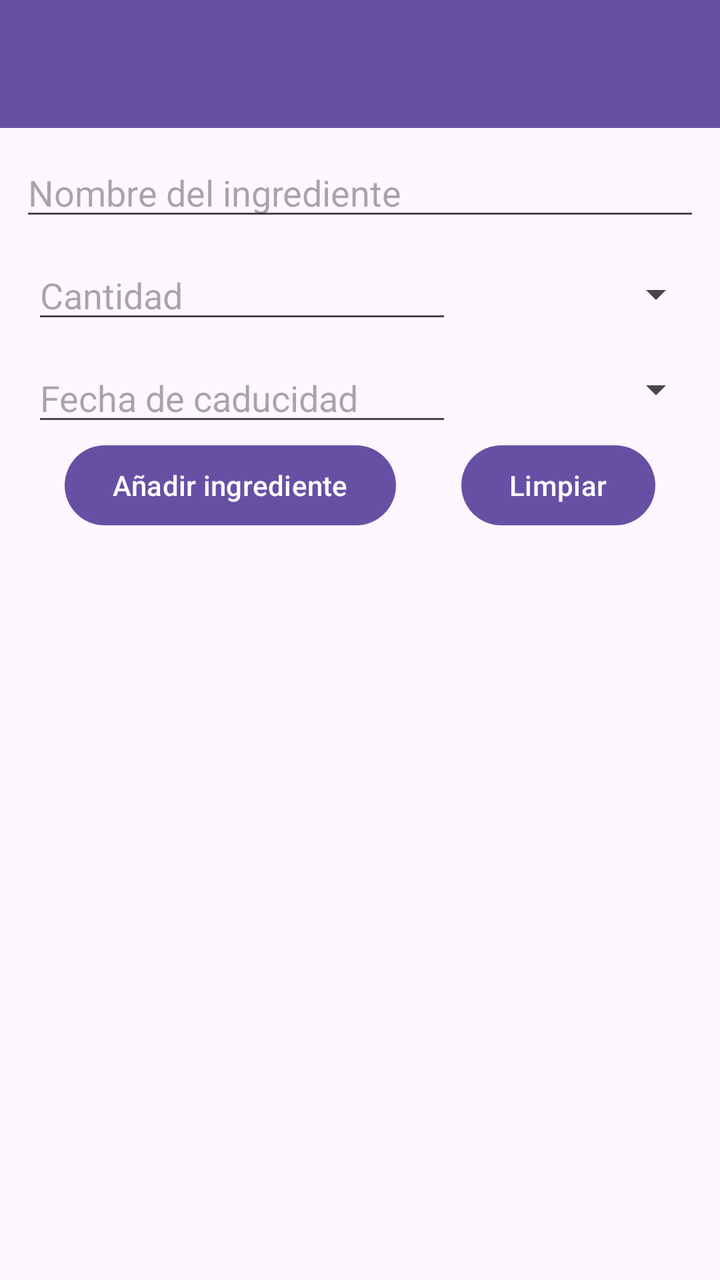
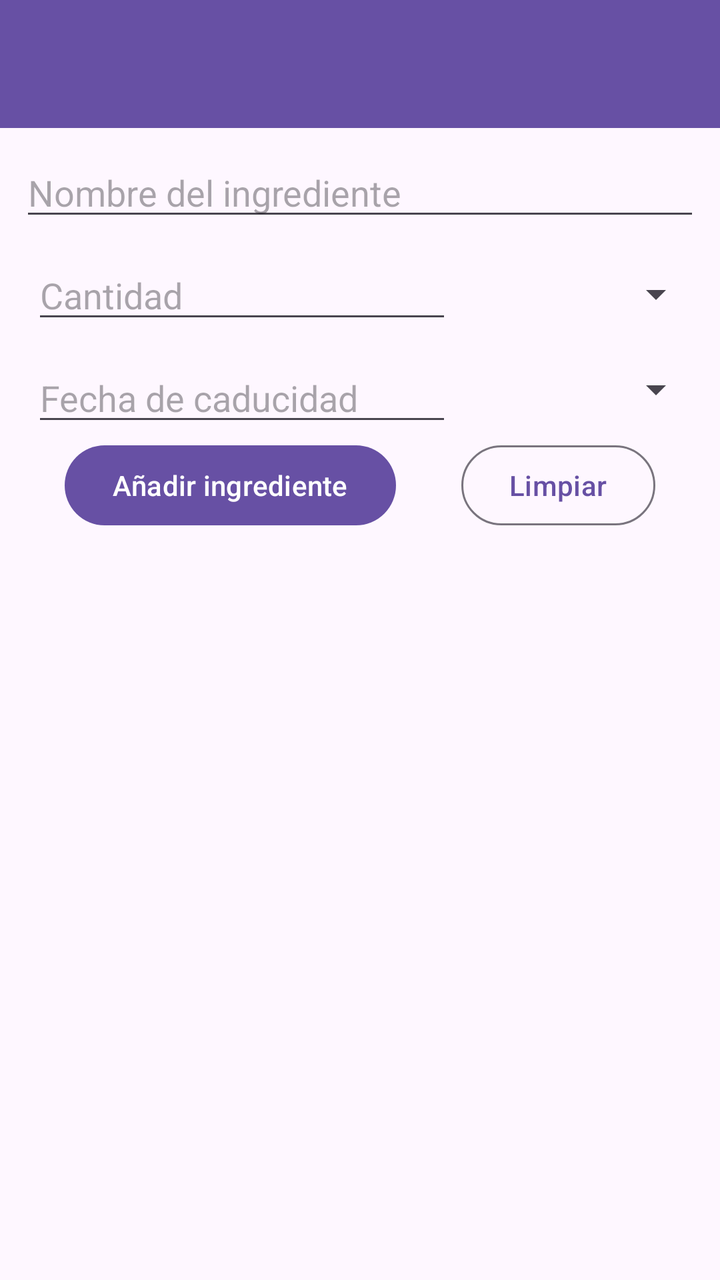

Before-and-after screenshots of an Android layout around one commit, followed by the original layout XML and the change that was made.
<!-- AndroidManifest.xml: application theme Theme.OPTpractica -->
<!-- res/layout/activity_clients.xml -->
<?xml version="1.0" encoding="utf-8"?>
<androidx.constraintlayout.widget.ConstraintLayout xmlns:android="http://schemas.android.com/apk/res/android"
    xmlns:app="http://schemas.android.com/apk/res-auto"
    xmlns:tools="http://schemas.android.com/tools"
    android:id="@+id/main"
    android:layout_width="match_parent"
    android:layout_height="match_parent"
    android:fitsSystemWindows="true"
    tools:context=".ClientsActivity">

    <androidx.appcompat.widget.Toolbar
        android:id="@+id/toolbar"
        android:layout_width="0dp"
        android:textStyle="bold|italic"
        app:layout_constraintStart_toStartOf="parent"
        app:layout_constraintEnd_toEndOf="parent"
        android:layout_height="wrap_content"
        android:background="?attr/colorPrimary"
        android:minHeight="?attr/actionBarSize"
        android:theme="?attr/actionBarTheme"
        app:titleTextAppearance="@style/ToolbarTitle"
        app:layout_constraintTop_toTopOf="parent"
        tools:layout_editor_absoluteX="1dp" />

    <ScrollView
        android:layout_width="0dp"
        android:layout_height="0dp"
        android:fillViewport="true"
        app:layout_constraintTop_toBottomOf="@id/toolbar"
        app:layout_constraintBottom_toBottomOf="parent"
        app:layout_constraintStart_toStartOf="parent"
        app:layout_constraintEnd_toEndOf="parent">

        <androidx.constraintlayout.widget.ConstraintLayout
            android:layout_width="match_parent"
            android:layout_height="wrap_content">

            <Spinner
                android:id="@+id/spinnerCategoria"
                android:layout_width="0dp"
                android:layout_height="wrap_content"
                android:layout_marginStart="12dp"
                android:layout_marginTop="12dp"
                android:layout_marginEnd="8dp"
                app:layout_constraintBottom_toBottomOf="@+id/fechaCaducidad"
                app:layout_constraintEnd_toEndOf="parent"
                app:layout_constraintHorizontal_bias="0.5"
                app:layout_constraintStart_toEndOf="@+id/fechaCaducidad"
                app:layout_constraintTop_toBottomOf="@+id/spinnerUnidades" />

            <Button
                android:id="@+id/addIngredients"
                android:layout_width="wrap_content"
                android:layout_height="wrap_content"
                android:text="@string/btn_sumar_ingrediente"
                app:layout_constraintEnd_toStartOf="@+id/limpiarForm"
                app:layout_constraintStart_toStartOf="parent"
                app:layout_constraintTop_toTopOf="@+id/limpiarForm" />

            <EditText
                android:id="@+id/nombreIngrediente"
                android:layout_width="0dp"
                android:layout_height="wrap_content"
                android:layout_marginStart="10dp"
                android:layout_marginTop="10dp"
                android:layout_marginEnd="10dp"
                android:ems="10"
                android:inputType="text"
                android:hint="@string/campo_ingrediente"
                app:layout_constraintEnd_toEndOf="parent"
                app:layout_constraintHorizontal_bias="0.5"
                app:layout_constraintStart_toStartOf="parent"
                app:layout_constraintTop_toTopOf="parent" />

            <EditText
                android:id="@+id/ingredientesCantidad"
                android:layout_width="wrap_content"
                android:layout_height="wrap_content"
                android:layout_marginStart="16dp"
                android:layout_marginTop="10dp"
                android:ems="10"
                android:hint="@string/campo_cantidad"
                android:inputType="number"
                app:layout_constraintEnd_toStartOf="@+id/spinnerUnidades"
                app:layout_constraintHorizontal_bias="0.5"
                app:layout_constraintHorizontal_chainStyle="packed"
                app:layout_constraintStart_toStartOf="parent"
                app:layout_constraintTop_toBottomOf="@+id/nombreIngrediente" />

            <androidx.recyclerview.widget.RecyclerView
                android:id="@+id/recyclerView6"
                android:layout_width="match_parent"
                android:layout_height="wrap_content"
                android:layout_marginTop="16dp"
                android:nestedScrollingEnabled="false"
                app:layout_constraintEnd_toEndOf="parent"
                app:layout_constraintHorizontal_bias="0.5"
                app:layout_constraintStart_toStartOf="parent"
                app:layout_constraintTop_toBottomOf="@id/barrier" />

            <Button
                android:id="@+id/limpiarForm"
                android:layout_width="wrap_content"
                android:layout_height="wrap_content"
                android:layout_marginTop="12dp"
                android:text="@string/btn_limpiar"
                app:layout_constraintEnd_toEndOf="parent"
                app:layout_constraintHorizontal_bias="0.5"
                app:layout_constraintStart_toEndOf="@+id/addIngredients"
                app:layout_constraintTop_toBottomOf="@+id/spinnerCategoria" />

            <Spinner
                android:id="@+id/spinnerUnidades"
                android:layout_width="0dp"
                android:layout_height="wrap_content"
                android:layout_marginStart="15dp"
                android:layout_marginTop="12dp"
                android:layout_marginEnd="8dp"
                app:layout_constraintBottom_toBottomOf="@+id/ingredientesCantidad"
                app:layout_constraintEnd_toEndOf="parent"
                app:layout_constraintHorizontal_bias="0.5"
                app:layout_constraintStart_toEndOf="@+id/ingredientesCantidad"
                app:layout_constraintTop_toBottomOf="@+id/nombreIngrediente" />

            <EditText
                android:id="@+id/fechaCaducidad"
                android:layout_width="wrap_content"
                android:layout_height="wrap_content"
                android:layout_marginStart="16dp"
                android:layout_marginTop="10dp"
                android:clickable="true"
                android:ems="10"
                android:focusable="false"
                android:hint="@string/campo_fechaCad"
                app:layout_constraintEnd_toStartOf="@+id/spinnerCategoria"
                app:layout_constraintHorizontal_bias="0.5"
                app:layout_constraintHorizontal_chainStyle="packed"
                app:layout_constraintStart_toStartOf="parent"
                app:layout_constraintTop_toBottomOf="@+id/ingredientesCantidad" />

            <androidx.constraintlayout.widget.Barrier
                android:id="@+id/barrier"
                android:layout_width="wrap_content"
                android:layout_height="wrap_content"
                app:constraint_referenced_ids="addIngredients,limpiarForm"
                app:barrierDirection="bottom" />

        </androidx.constraintlayout.widget.ConstraintLayout>

    </ScrollView>

</androidx.constraintlayout.widget.ConstraintLayout>
<!-- resources referenced by this layout -->
<resources>
  <string name="btn_limpiar">Limpiar</string>
  <string name="btn_sumar_ingrediente">Añadir ingrediente</string>
  <string name="campo_cantidad">Cantidad</string>
  <string name="campo_fechaCad">Fecha de caducidad</string>
  <string name="campo_ingrediente">Nombre del ingrediente</string>
  <style name="ToolbarTitle" parent="TextAppearance.Widget.AppCompat.Toolbar.Title">
          <item name="android:textStyle">bold|italic</item>
      </style>
  <style name="Theme.OPTpractica" parent="Base.Theme.OPTpractica" />
  <style name="Base.Theme.OPTpractica" parent="Theme.Material3.DayNight.NoActionBar">
          <item name="android:statusBarColor">?attr/colorPrimary</item>
          <item name="android:windowLightStatusBar">true</item>
  
      </style>
</resources>

<!-- the commit's change to res/layout/activity_clients.xml (unified diff, before → after) -->
@@ -100,6 +100,7 @@
 
             <Button
                 android:id="@+id/limpiarForm"
+                style="@style/Widget.Material3.Button.OutlinedButton"
                 android:layout_width="wrap_content"
                 android:layout_height="wrap_content"
                 android:layout_marginTop="12dp"
